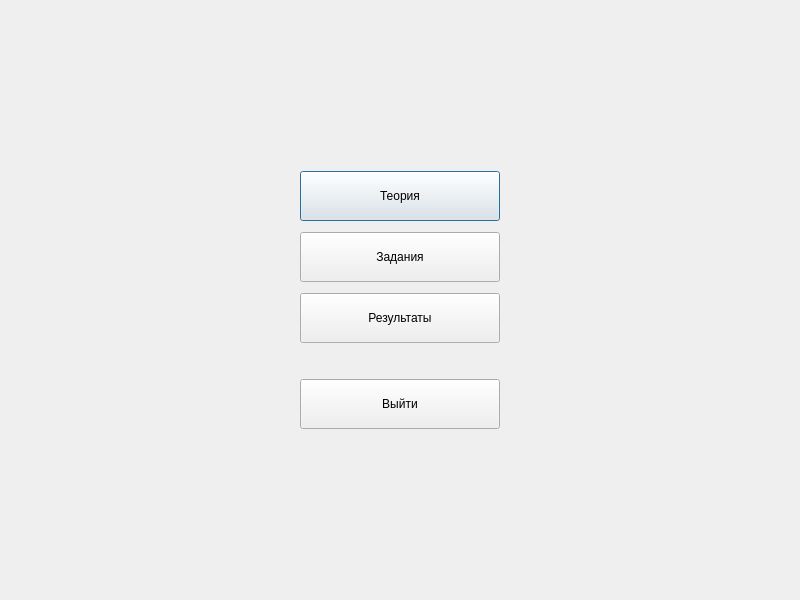
Above: userwindow.ui from icspero/3-semester-CourseWork_Client before the change. Below: the same form after it.
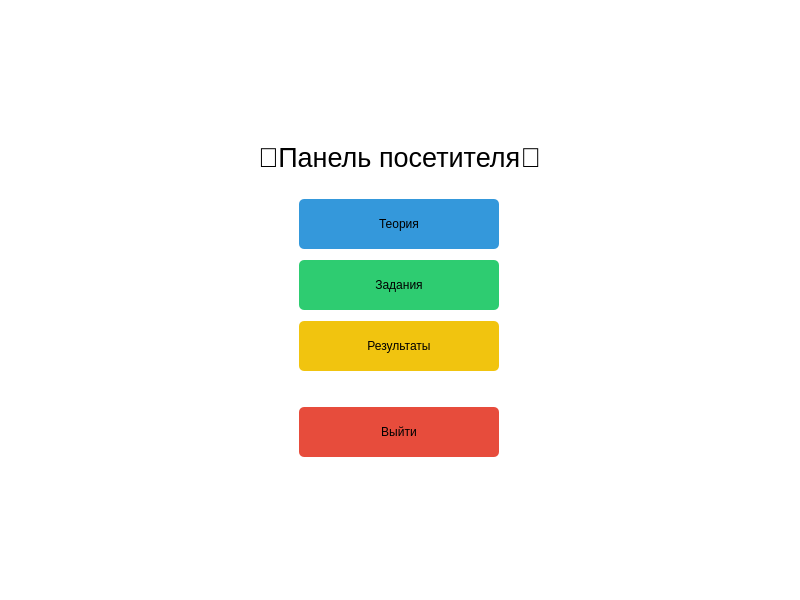
That is the form after the change.

What changed in the file:
```diff
--- a/userwindow.ui
+++ b/userwindow.ui
@@ -13,11 +13,42 @@
   <property name="windowTitle">
    <string>Меню посетителя</string>
   </property>
+  <property name="styleSheet">
+   <string notr="true">background-color: #ffffff;</string>
+  </property>
   <layout class="QVBoxLayout" name="verticalLayout">
    <item alignment="Qt::AlignHCenter|Qt::AlignVCenter">
     <widget class="QWidget" name="widget" native="true">
      <layout class="QVBoxLayout" name="verticalLayout_2">
+      <item alignment="Qt::AlignHCenter|Qt::AlignVCenter">
+       <widget class="QLabel" name="label">
+        <property name="font">
+         <font>
+          <pointsize>20</pointsize>
+         </font>
+        </property>
+        <property name="styleSheet">
+         <string notr="true">color: black;</string>
+        </property>
+        <property name="text">
+         <string>📘Панель посетителя👤</string>
+        </property>
+       </widget>
+      </item>
       <item>
+       <spacer name="verticalSpacer_4">
+        <property name="orientation">
+         <enum>Qt::Vertical</enum>
+        </property>
+        <property name="sizeHint" stdset="0">
+         <size>
+          <width>20</width>
+          <height>20</height>
+         </size>
+        </property>
+       </spacer>
+      </item>
+      <item alignment="Qt::AlignHCenter">
        <widget class="QPushButton" name="pushButton">
         <property name="sizePolicy">
          <sizepolicy hsizetype="Fixed" vsizetype="Fixed">
@@ -31,6 +62,16 @@
           <height>50</height>
          </size>
         </property>
+        <property name="styleSheet">
+         <string notr="true">QPushButton {
+    background-color: #3498db; 
+    color: black;           
+    border-radius: 5px;
+}
+QPushButton:hover {
+    background-color: #2980b9;
+}</string>
+        </property>
         <property name="text">
          <string>Теория</string>
         </property>
@@ -52,7 +93,7 @@
         </property>
        </spacer>
       </item>
-      <item>
+      <item alignment="Qt::AlignHCenter">
        <widget class="QPushButton" name="pushButton_2">
         <property name="sizePolicy">
          <sizepolicy hsizetype="Fixed" vsizetype="Fixed">
@@ -66,6 +107,17 @@
           <height>50</height>
          </size>
         </property>
+        <property name="styleSheet">
+         <string notr="true">QPushButton {
+    background-color: #2ecc71;
+    color: black;              
+    border-radius: 5px;
+}
+QPushButton:hover {
+    background-color: #27ae60;
+}
+</string>
+        </property>
         <property name="text">
          <string>Задания</string>
         </property>
@@ -87,7 +139,7 @@
         </property>
        </spacer>
       </item>
-      <item>
+      <item alignment="Qt::AlignHCenter">
        <widget class="QPushButton" name="pushButton_4">
         <property name="sizePolicy">
          <sizepolicy hsizetype="Fixed" vsizetype="Fixed">
@@ -101,6 +153,16 @@
           <height>50</height>
          </size>
         </property>
+        <property name="styleSheet">
+         <string notr="true">QPushButton {
+    background-color: #f1c40f; 
+    color: black;               
+    border-radius: 5px;      
+}
+QPushButton:hover {
+    background-color: #d4ac0d; 
+}</string>
+        </property>
         <property name="text">
          <string>Результаты</string>
         </property>
@@ -122,7 +184,7 @@
         </property>
        </spacer>
       </item>
-      <item>
+      <item alignment="Qt::AlignHCenter">
        <widget class="QPushButton" name="pushButton_3">
         <property name="sizePolicy">
          <sizepolicy hsizetype="Fixed" vsizetype="Fixed">
@@ -136,6 +198,16 @@
           <height>50</height>
          </size>
         </property>
+        <property name="styleSheet">
+         <string notr="true">QPushButton {
+    background-color: #e74c3c; 
+    color: black;               
+    border-radius: 5px;      
+}
+QPushButton:hover {
+    background-color: #c0392b; 
+}</string>
+        </property>
         <property name="text">
          <string>Выйти</string>
         </property>
```
